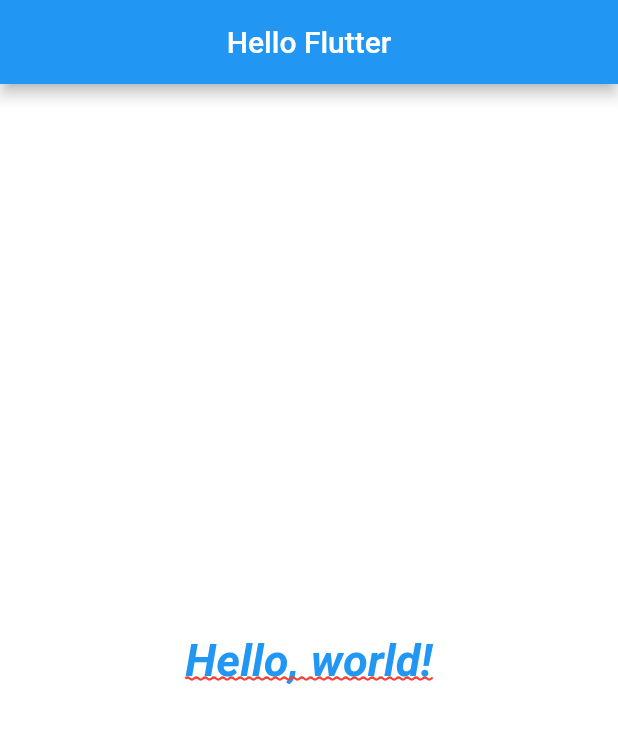
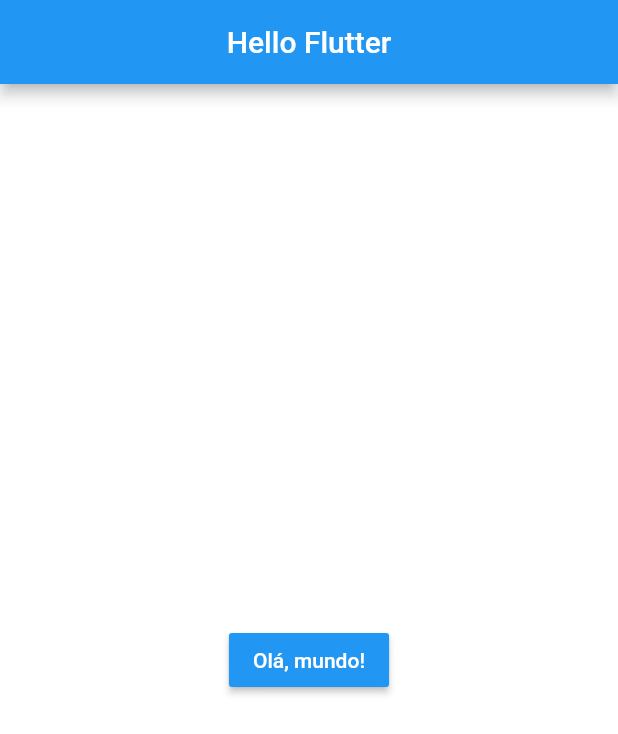
Before and after one commit to GabrielDragone/flutter-essential, a Flutter app: the screen it shows after launch, on a phone screen of 412 x 824 dp. Shown: the top 734 px of the screen. Run offline on Flutter 3.47's test engine with Material 2 defaults, Android fonts, the phone set to English and light mode, and no system bars.

Commit message:
:dog: adc examples for: images, buttons and descriptions

```diff
--- a/src/flutter_essential/lib/home_page.dart
+++ b/src/flutter_essential/lib/home_page.dart
@@ -1,3 +1,5 @@
+import 'dart:async';
+
 import 'package:flutter/material.dart';
 
 class HomePage extends StatelessWidget {
@@ -19,8 +21,30 @@ class HomePage extends StatelessWidget {
     return Container(
       color: Colors.white,
       child: Center(
-        child: _text(),
+        child: _button(),
       ),
+    );
+  }
+
+  _button() {
+    return RaisedButton(
+      color: Colors.blue,
+      child: Text(
+        "Olá, mundo!",
+        style: TextStyle(
+          color: Colors.white,
+        ),
+      ),
+      onPressed: () => _onClickOk(),
+    );
+  }
+
+  void _onClickOk() => print("Olá");
+
+  _image() {
+    return Image.asset(
+      "assets/images/dog4.png",
+      fit: BoxFit.contain,
     );
   }
 
@@ -39,3 +63,37 @@ class HomePage extends StatelessWidget {
     );
   }
 }
+
+//Explicações:
+// Child: Utilizados por Widgets que suportam apenas 1 filho, exemplo CENTER.
+// Childres: Utilizados por Widgets que podem receber mais de um filho, exemplo ListView.
+
+//Atalhos:
+// Cntrl + Alt + M = Cria um method utilizando seleção feita pelo dev.
+// Cntrl + Alt + L = Auto indent
+
+//Imagens:
+// Para utilizar as imagens do assets, editar em pubspec.yaml:
+/*  # To add assets to your application, add an assets section, like this:
+  assets:
+    - assets/images/ #para utilizar as imagens do assets
+* */
+//fit: pra dimensionar as imagens
+//SizedBox.expand: Preenche toodo o espaço do container pai pra ocupar a imagem na tela inteira, vai no lugar do center, dps utilizar fit
+
+//RaisedButton:
+// Sempre colocar o onPressed(). E esse dentro desse estiver null, o botão fica desabilitado.
+// A descrição do botão sempre irá dentro de um child: Text("Botão").
+
+//Collumn e Row:
+// Column: Vertical ou em baixo do outro.
+// Row: Horizontalmente, lado a lado.
+// Ambos vão no lugar do Center e tem children (filhos).
+//MainAxisSize: Define o tamanho da coluna ou linha,
+
+//MainAxisAlignment:
+// Alinha a coluna ou linha no eixo principal.
+// Define onde os childrens ficaram posicionados, variando entre start(padrão), center ou end.
+
+//CrossAxisAlignment:
+// Alinha a coluna ou linha no eixo cruzado.
--- a/src/flutter_essential/pubspec.yaml
+++ b/src/flutter_essential/pubspec.yaml
@@ -41,8 +41,9 @@ flutter:
   uses-material-design: true
 
   # To add assets to your application, add an assets section, like this:
-  # assets:
-  #  - images/a_dot_burr.jpeg
+  #para utilizar as imagens do assets
+  assets:
+    - assets/images/
   #  - images/a_dot_ham.jpeg
 
   # An image asset can refer to one or more resolution-specific "variants", see
```
Also changed, not shown: src/flutter_essential/assets/images/dog1.png (added), src/flutter_essential/assets/images/dog2.png (added), src/flutter_essential/assets/images/dog3.png (added), src/flutter_essential/assets/images/dog4.png (added), src/flutter_essential/assets/images/dog5.png (added).
